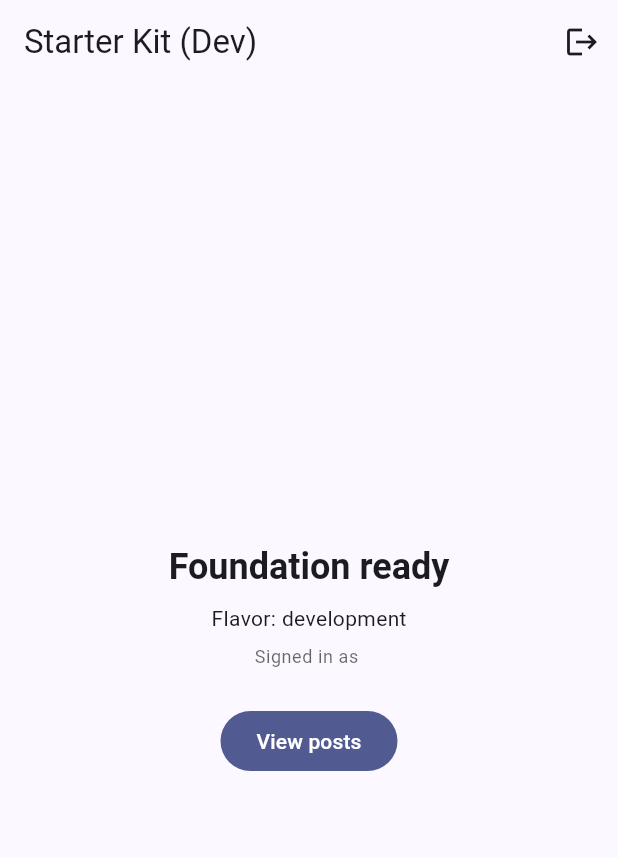
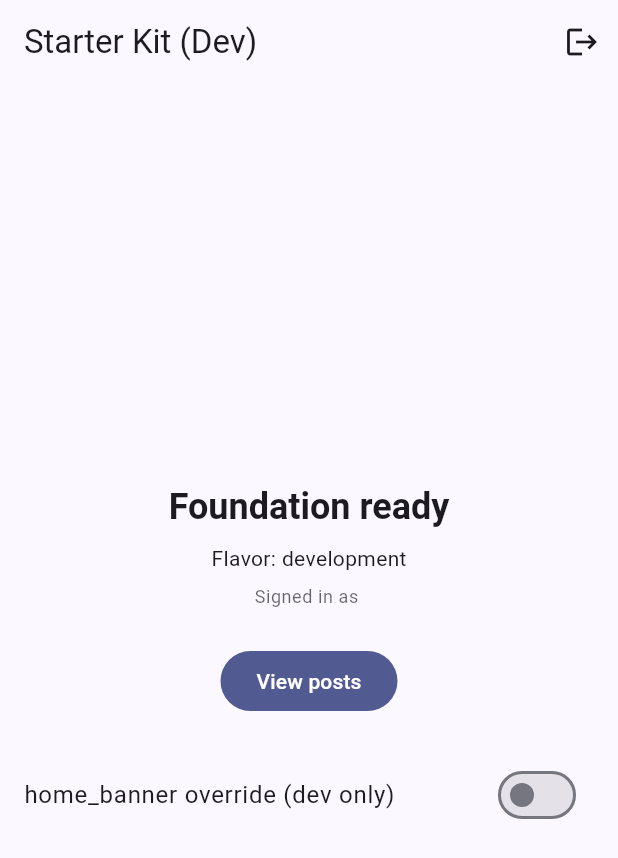
Before and after one commit to nicolinx/flutter_enterprise_starter_kit, a Flutter app: the screen it shows once a user with an empty profile is signed in, on a phone screen of 412 x 824 dp. Shown: the top 858 px of the screen. Run offline on Flutter 3.47's test engine with Material 3 defaults, Android fonts, the phone set to English and light mode, and no system bars; our stand-ins replace connectivity_plus, dio, firebase_auth, firebase_core, firebase_remote_config, flutter_bloc and 7 more; accounts and stored records are empty; generated files the repository leaves out were written again.

Commit message:
feat: add feature flag demo banner to home page

```diff
--- a/lib/features/home/presentation/pages/home_page.dart
+++ b/lib/features/home/presentation/pages/home_page.dart
@@ -1,6 +1,9 @@
 import 'package:flutter/material.dart';
 import 'package:flutter_bloc/flutter_bloc.dart';
 import 'package:flutter_enterprise_starter_kit/core/config/flavor_config.dart';
+import 'package:flutter_enterprise_starter_kit/core/di/injection.dart';
+import 'package:flutter_enterprise_starter_kit/core/feature_flags/feature_flag.dart';
+import 'package:flutter_enterprise_starter_kit/core/feature_flags/feature_flags.dart';
 import 'package:flutter_enterprise_starter_kit/core/router/route_paths.dart';
 import 'package:flutter_enterprise_starter_kit/core/theme/app_text_styles.dart';
 import 'package:flutter_enterprise_starter_kit/features/auth/presentation/cubit/auth_cubit.dart';
@@ -51,9 +54,61 @@ class HomePage extends StatelessWidget {
               onPressed: () => context.push(RoutePaths.posts),
               child: const Text('View posts'),
             ),
+            const SizedBox(height: 24),
+            const _FeatureFlagBanner(),
           ],
         ),
       ),
     );
   }
 }
+
+/// Demonstrates `core/feature_flags/`: shows a banner when
+/// [FeatureFlag.homeBanner] is enabled, plus (dev flavor only) a local
+/// override switch so the flag can be flipped without any Firebase Remote
+/// Config console setup.
+class _FeatureFlagBanner extends StatefulWidget {
+  const _FeatureFlagBanner();
+
+  @override
+  State<_FeatureFlagBanner> createState() => _FeatureFlagBannerState();
+}
+
+class _FeatureFlagBannerState extends State<_FeatureFlagBanner> {
+  bool _isEnabled = getIt<FeatureFlags>().isEnabled(FeatureFlag.homeBanner);
+
+  Future<void> _toggleOverride(bool value) async {
+    await getIt<FeatureFlags>().setOverride(
+      FeatureFlag.homeBanner,
+      value: value,
+    );
+    setState(() => _isEnabled = value);
+  }
+
+  @override
+  Widget build(BuildContext context) {
+    return Column(
+      mainAxisSize: MainAxisSize.min,
+      children: [
+        if (_isEnabled) ...[
+          Card(
+            child: Padding(
+              padding: const EdgeInsets.all(16),
+              child: Text(
+                'This banner is controlled by a feature flag.',
+                style: AppTextStyles.body(context),
+              ),
+            ),
+          ),
+          const SizedBox(height: 16),
+        ],
+        if (FlavorConfig.isDevelopment)
+          SwitchListTile(
+            title: const Text('home_banner override (dev only)'),
+            value: _isEnabled,
+            onChanged: _toggleOverride,
+          ),
+      ],
+    );
+  }
+}
```
